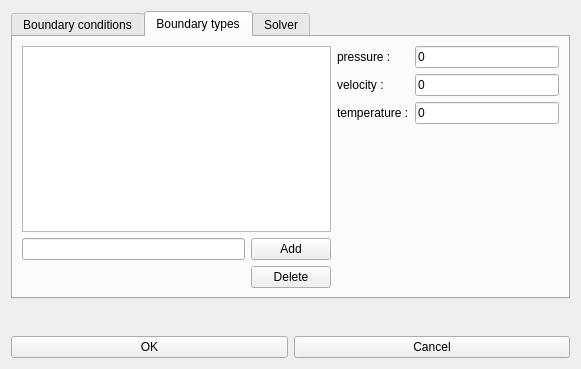
Above: src/guieditboundaryconditions.ui from enGits/engrid before the change. Below: the same form after it.
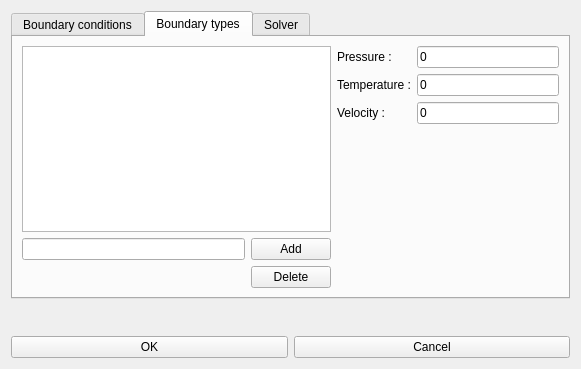
That is the form after the change. Icons and pictures are not drawn. Custom widgets are drawn as their Qt base class.

Diff of the .ui file:
```diff
--- a/src/guieditboundaryconditions.ui
+++ b/src/guieditboundaryconditions.ui
@@ -118,21 +118,7 @@
            <item row="0" column="0" >
             <widget class="QLabel" name="label_2" >
              <property name="text" >
-              <string>pressure :</string>
-             </property>
-            </widget>
-           </item>
-           <item row="1" column="0" >
-            <widget class="QLabel" name="label_3" >
-             <property name="text" >
-              <string>velocity :</string>
-             </property>
-            </widget>
-           </item>
-           <item row="2" column="0" >
-            <widget class="QLabel" name="label_4" >
-             <property name="text" >
-              <string>temperature :</string>
+              <string>Pressure :</string>
              </property>
             </widget>
            </item>
@@ -157,6 +143,20 @@
              </property>
             </widget>
            </item>
+           <item row="1" column="0" >
+            <widget class="QLabel" name="label_4" >
+             <property name="text" >
+              <string>Temperature :</string>
+             </property>
+            </widget>
+           </item>
+           <item row="2" column="0" >
+            <widget class="QLabel" name="label_3" >
+             <property name="text" >
+              <string>Velocity :</string>
+             </property>
+            </widget>
+           </item>
           </layout>
          </item>
         </layout>
```
Left out of the diff: 6 changed lines with no effect on the pictures.
